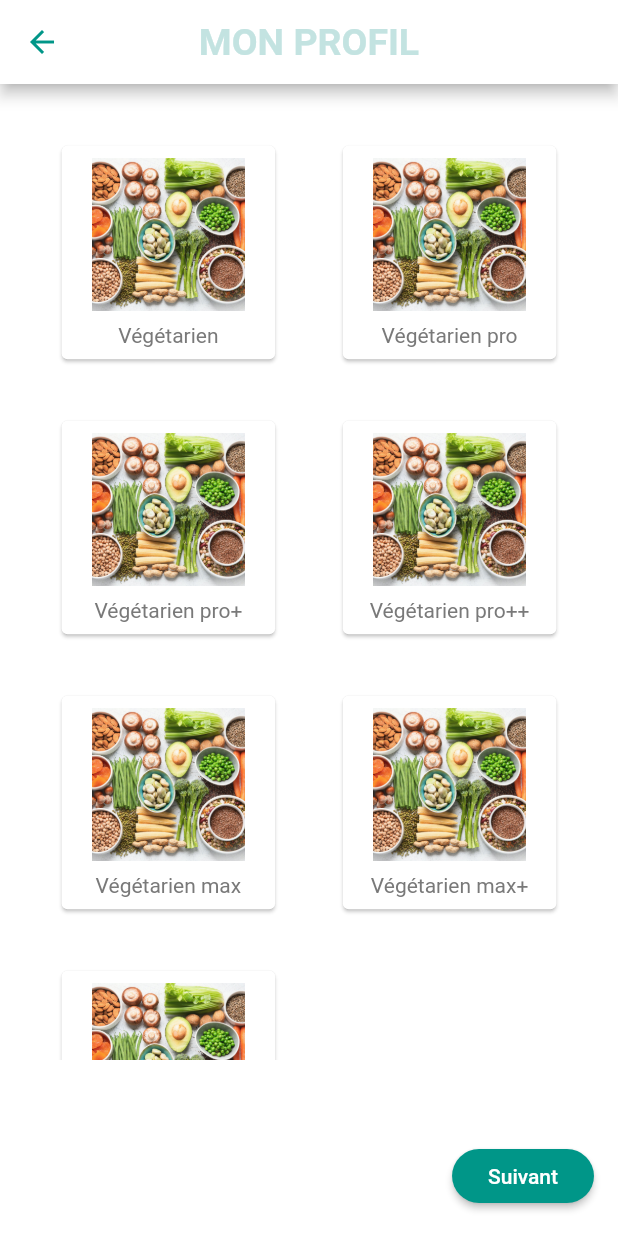
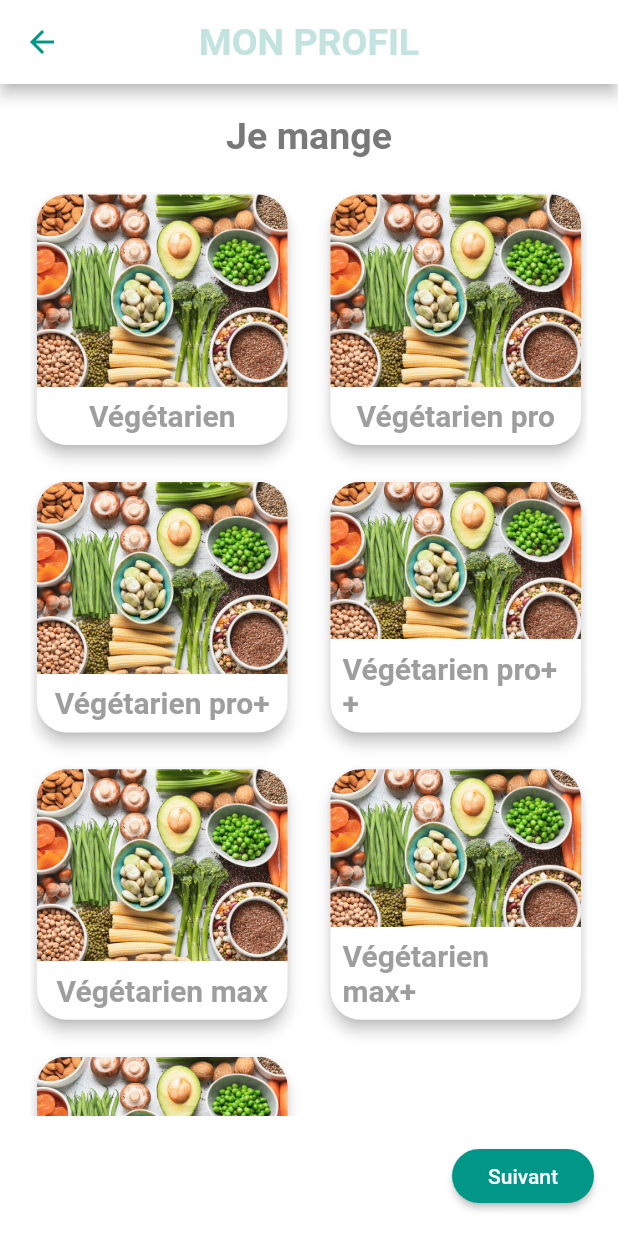
Before and after one commit to otakedev/ceihm-groupe-7, a Flutter app: the screen it shows after launch, after a tap on "Définir votre profil", on a phone screen of 412 x 824 dp. Run offline on Flutter 3.47's test engine with Material 2 defaults, Android fonts, the phone set to English and light mode, and no system bars; our stand-ins replace flutter_svg; missing offline and left inert: qr_code_scanner; Roboto replaces fonts that are missing (ArialRounded).

Commit message:
#6 better item block ui

```diff
--- a/lib/components/item_block.dart
+++ b/lib/components/item_block.dart
@@ -1,4 +1,7 @@
+import 'dart:ui';
+
 import 'package:alergo/screens/profile_pages/profile_page.dart';
+import 'package:alergo/theme/colors.dart';
 import 'package:flutter/material.dart';
 import 'package:flutter/widgets.dart';
 import 'package:provider/provider.dart';
@@ -28,24 +31,65 @@ class ItemBlock extends StatelessWidget {
           ? () => profileSelectorNotifier.removeElement(index, type)
           : () => profileSelectorNotifier.addElement(index, type),
       child: Card(
-          child: Padding(
-            padding: EdgeInsets.only(top: 8),
+        color: profileSelectorNotifier.isSelected(index, type)
+            ? colorValid
+            : ThemeData().cardColor,
+        clipBehavior: Clip.antiAlias,
+        elevation: profileSelectorNotifier.isSelected(index, type) ? 1 : 4,
+        shape: RoundedRectangleBorder(
+            borderRadius: BorderRadius.all(Radius.circular(20))),
         child: Column(children: [
           Expanded(
+            child: profileSelectorNotifier.isSelected(index, type)
+                ? Stack(
+                    alignment: AlignmentDirectional.center,
+                    fit: StackFit.expand,
+                    children: [
+                        ColorFiltered(
+                          colorFilter:
+                              ColorFilter.mode(Colors.black, BlendMode.hue),
                           child: Image.asset(
                             assetPath,
                             fit: BoxFit.cover,
+                            width: double.infinity,
+                          ),
+                        ),
+                        ClipRRect(
+                          child: BackdropFilter(
+                              filter:
+                                  ImageFilter.blur(sigmaX: 0.9, sigmaY: 0.9),
+                              child: Container(
+                                color: Colors.black.withOpacity(0),
+                                alignment: Alignment.center,
+                                child: Icon(
+                                  Icons.check_rounded,
+                                  color: colorValid,
+                                  size:
+                                      MediaQuery.of(context).size.width * 0.25,
+                                ),
+                              )),
+                        )
+                      ])
+                : Image.asset(
+                    assetPath,
+                    fit: BoxFit.cover,
+                    width: double.infinity,
                   ),
           ),
           Padding(
             padding: const EdgeInsets.all(8.0),
-                child: Text(itemName),
+            child: Text(
+              itemName,
+              style: TextStyle(
+                  fontWeight: FontWeight.bold,
+                  fontSize: 20,
+                  color: profileSelectorNotifier.isSelected(index, type)
+                      ? Colors.black
+                      : Colors.grey),
+            ),
           )
         ]),
       ),
-          color: profileSelectorNotifier.isSelected(index, type)
-              ? ThemeData().accentColor
-              : ThemeData().cardColor),
     );
   }
 }
--- a/lib/screens/profile_pages/choose_diet_page/choose_diet_page.dart
+++ b/lib/screens/profile_pages/choose_diet_page/choose_diet_page.dart
@@ -18,12 +18,26 @@ class ChooseDietPage extends StatelessWidget {
     return Scaffold(
       body: Container(
         child: Padding(
-          padding: EdgeInsets.all(MediaQuery.of(context).size.width * 0.09),
+          padding: EdgeInsets.all(MediaQuery.of(context).size.width * 0.05)
+              .copyWith(bottom: 0),
+          child: Column(
+            children: [
+              Padding(
+                padding: const EdgeInsets.only(bottom: 20),
+                child: Text(
+                  "Je mange",
+                  style: TextStyle(fontSize: 25, fontWeight: FontWeight.bold),
+                  textAlign: TextAlign.center,
+                ),
+              ),
+              Flexible(
                 child: GridView.builder(
                     gridDelegate: SliverGridDelegateWithFixedCrossAxisCount(
                       crossAxisCount: 2,
-                crossAxisSpacing: MediaQuery.of(context).size.width * 0.09,
-                mainAxisSpacing: MediaQuery.of(context).size.height * 0.04,
+                      crossAxisSpacing:
+                          MediaQuery.of(context).size.width * 0.05,
+                      mainAxisSpacing:
+                          MediaQuery.of(context).size.height * 0.02,
                     ),
                     shrinkWrap: true,
                     itemCount: diets.length,
@@ -35,6 +49,9 @@ class ChooseDietPage extends StatelessWidget {
                         type: ProfileType.DIET,
                       );
                     }),
+              ),
+            ],
+          ),
         ),
       ),
       bottomNavigationBar: Padding(
--- a/lib/screens/profile_pages/end_of_profile_form_page/end_of_profile_form_page.dart
+++ b/lib/screens/profile_pages/end_of_profile_form_page/end_of_profile_form_page.dart
@@ -17,9 +17,6 @@ class EndOfProfileFormPage extends StatelessWidget {
   @override
   Widget build(BuildContext context) {
     return Scaffold(
-      // appBar: AppBar(
-      //   title: const Text("ALERGO"),
-      // ),
       body: Center(
         child: Column(mainAxisAlignment: MainAxisAlignment.center, children: [
           Text(
```
Also changed, not shown: lib/screens/profile_pages/choose_forbidden_products_page/choose_forbidden_products_page.dart (+21 -4 lines), lib/screens/profile_pages/choose_unliked_products_page/choose_unliked_products_page.dart (+21 -11 lines). Lines whose indentation alone changed are shown as unchanged.
